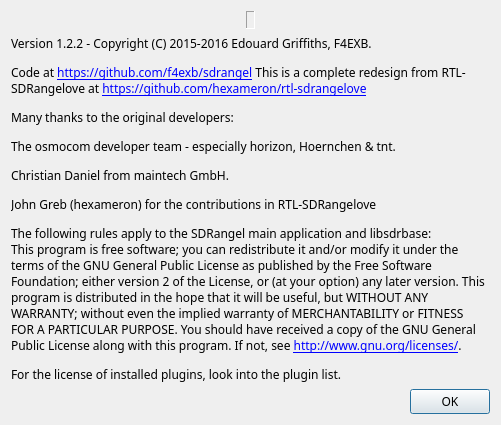
Above: sdrbase/gui/aboutdialog.ui from f4exb/sdrangel before the change. Below: the same form after it.
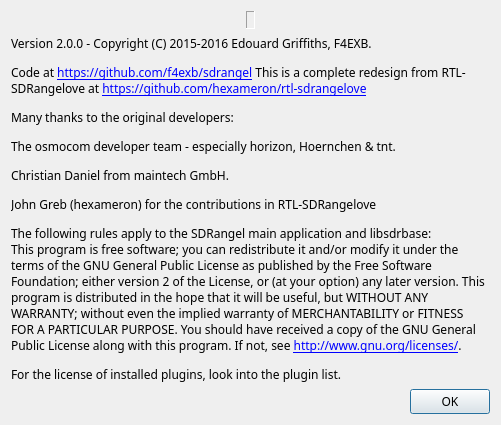
That is the form after the change. Icons and pictures are not drawn.

Patch:
```diff
--- a/sdrbase/gui/aboutdialog.ui
+++ b/sdrbase/gui/aboutdialog.ui
@@ -84,7 +84,7 @@
    <item>
     <widget class="QLabel" name="label_2">
      <property name="text">
-      <string>&lt;html&gt;&lt;head/&gt;&lt;body&gt;&lt;p&gt;Version 1.2.2 - Copyright (C) 2015-2016 Edouard Griffiths, F4EXB. &lt;/p&gt;&lt;p&gt;Code at &lt;a href=&quot;https://github.com/f4exb/sdrangel&quot;&gt;&lt;span style=&quot; text-decoration: underline; color:#0000ff;&quot;&gt;https://github.com/f4exb/sdrangel&lt;/span&gt;&lt;/a&gt; This is a complete redesign from RTL-SDRangelove at &lt;a href=&quot;https://github.com/hexameron/rtl-sdrangelove&quot;&gt;&lt;span style=&quot; text-decoration: underline; color:#0000ff;&quot;&gt;https://github.com/hexameron/rtl-sdrangelove&lt;/span&gt;&lt;/a&gt;&lt;/p&gt;&lt;p&gt;Many thanks to the original developers:&lt;/p&gt;&lt;p&gt;The osmocom developer team - especially horizon, Hoernchen &amp;amp; tnt.&lt;/p&gt;&lt;p&gt;Christian Daniel from maintech GmbH.&lt;/p&gt;&lt;p&gt;John Greb (hexameron) for the contributions in RTL-SDRangelove&lt;/p&gt;&lt;p&gt;The following rules apply to the SDRangel main application and libsdrbase:&lt;br/&gt;This program is free software; you can redistribute it and/or modify it under the terms of the GNU General Public License as published by the Free Software Foundation; either version 2 of the License, or (at your option) any later version. This program is distributed in the hope that it will be useful, but WITHOUT ANY WARRANTY; without even the implied warranty of MERCHANTABILITY or FITNESS FOR A PARTICULAR PURPOSE. You should have received a copy of the GNU General Public License along with this program. If not, see &lt;a href=&quot;http://www.gnu.org/licenses/&quot;&gt;&lt;span style=&quot; text-decoration: underline; color:#0000ff;&quot;&gt;http://www.gnu.org/licenses/&lt;/span&gt;&lt;/a&gt;.&lt;/p&gt;&lt;p&gt;For the license of installed plugins, look into the plugin list.&lt;/p&gt;&lt;/body&gt;&lt;/html&gt;</string>
+      <string>&lt;html&gt;&lt;head/&gt;&lt;body&gt;&lt;p&gt;Version 2.0.0 - Copyright (C) 2015-2016 Edouard Griffiths, F4EXB. &lt;/p&gt;&lt;p&gt;Code at &lt;a href=&quot;https://github.com/f4exb/sdrangel&quot;&gt;&lt;span style=&quot; text-decoration: underline; color:#0000ff;&quot;&gt;https://github.com/f4exb/sdrangel&lt;/span&gt;&lt;/a&gt; This is a complete redesign from RTL-SDRangelove at &lt;a href=&quot;https://github.com/hexameron/rtl-sdrangelove&quot;&gt;&lt;span style=&quot; text-decoration: underline; color:#0000ff;&quot;&gt;https://github.com/hexameron/rtl-sdrangelove&lt;/span&gt;&lt;/a&gt;&lt;/p&gt;&lt;p&gt;Many thanks to the original developers:&lt;/p&gt;&lt;p&gt;The osmocom developer team - especially horizon, Hoernchen &amp;amp; tnt.&lt;/p&gt;&lt;p&gt;Christian Daniel from maintech GmbH.&lt;/p&gt;&lt;p&gt;John Greb (hexameron) for the contributions in RTL-SDRangelove&lt;/p&gt;&lt;p&gt;The following rules apply to the SDRangel main application and libsdrbase:&lt;br/&gt;This program is free software; you can redistribute it and/or modify it under the terms of the GNU General Public License as published by the Free Software Foundation; either version 2 of the License, or (at your option) any later version. This program is distributed in the hope that it will be useful, but WITHOUT ANY WARRANTY; without even the implied warranty of MERCHANTABILITY or FITNESS FOR A PARTICULAR PURPOSE. You should have received a copy of the GNU General Public License along with this program. If not, see &lt;a href=&quot;http://www.gnu.org/licenses/&quot;&gt;&lt;span style=&quot; text-decoration: underline; color:#0000ff;&quot;&gt;http://www.gnu.org/licenses/&lt;/span&gt;&lt;/a&gt;.&lt;/p&gt;&lt;p&gt;For the license of installed plugins, look into the plugin list.&lt;/p&gt;&lt;/body&gt;&lt;/html&gt;</string>
      </property>
      <property name="wordWrap">
       <bool>true</bool>
```
